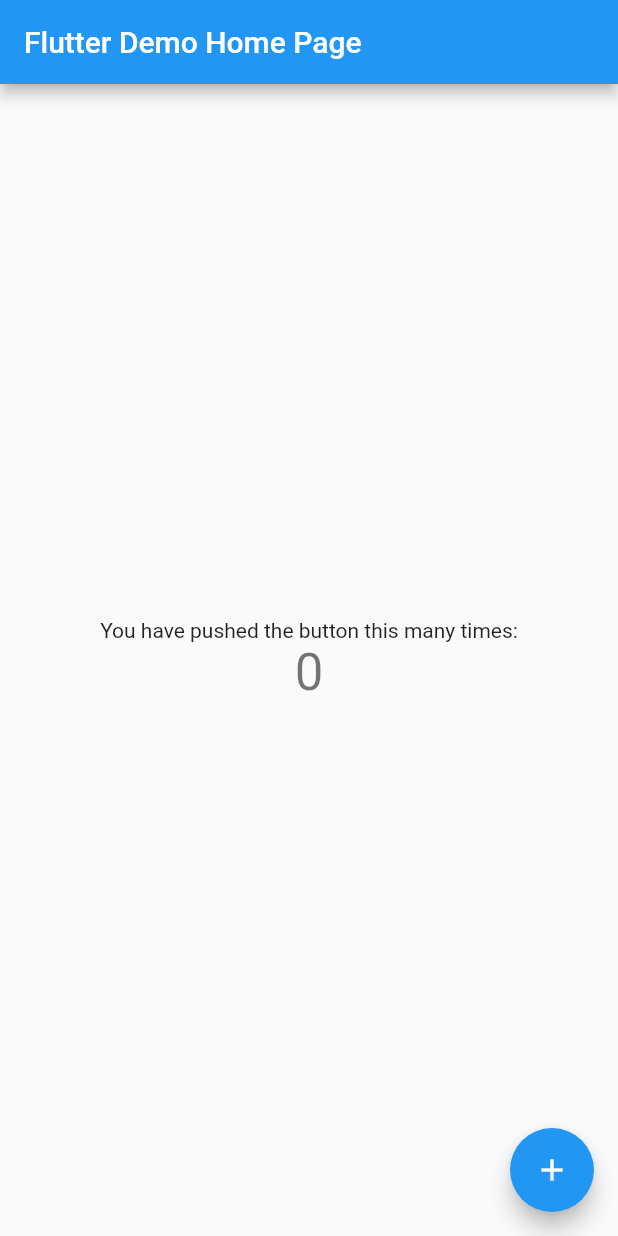
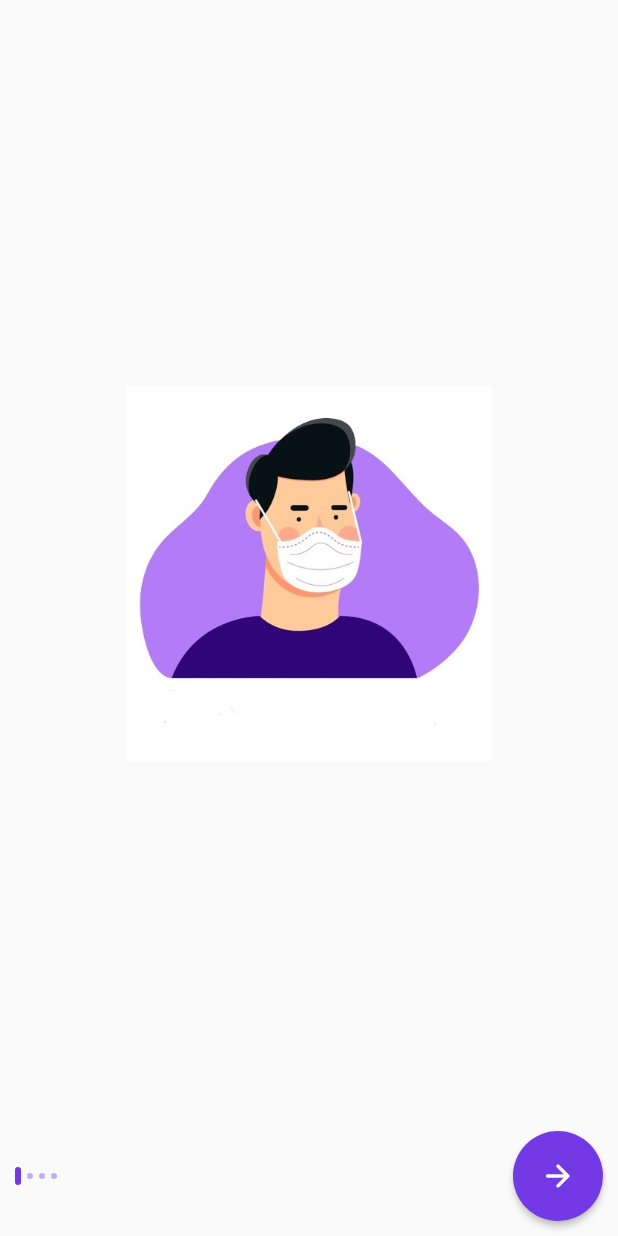
Before and after one commit to ariefbudiman26/selfscreening, a Flutter app: the screen it shows after launch, on a phone screen of 412 x 824 dp. Run offline on Flutter 3.47's test engine with Material 2 defaults, Android fonts, the phone set to English and light mode, and no system bars; our stand-ins replace google_fonts.

Commit message:
added splashscreen page and landing page

```diff
--- a/lib/main.dart
+++ b/lib/main.dart
@@ -1,4 +1,6 @@
 import 'package:flutter/material.dart';
+import 'package:selfscreening/ui/pages/landing_page.dart';
+import 'package:selfscreening/ui/pages/splash_page.dart';
 
 void main() {
   runApp(const MyApp());
@@ -7,100 +9,11 @@
 class MyApp extends StatelessWidget {
   const MyApp({Key? key}) : super(key: key);
 
-  // This widget is the root of your application.
   @override
   Widget build(BuildContext context) {
     return MaterialApp(
-      title: 'Arief Budiman',
-      theme: ThemeData(
-        primarySwatch: Colors.blue,
-      ),
-      home: const MyHomePage(title: 'Flutter Demo Home Page'),
+      debugShowCheckedModeBanner: false,
+      home: LandingPage(),
     );
   }
 }
-
-class MyHomePage extends StatefulWidget {
-  const MyHomePage({Key? key, required this.title}) : super(key: key);
-
-  // This widget is the home page of your application. It is stateful, meaning
-  // that it has a State object (defined below) that contains fields that affect
-  // how it looks.
-
-  // This class is the configuration for the state. It holds the values (in this
-  // case the title) provided by the parent (in this case the App widget) and
-  // used by the build method of the State. Fields in a Widget subclass are
-  // always marked "final".
-
-  final String title;
-
-  @override
-  State<MyHomePage> createState() => _MyHomePageState();
-}
-
-class _MyHomePageState extends State<MyHomePage> {
-  int _counter = 0;
-
-  void _incrementCounter() {
-    setState(() {
-      // This call to setState tells the Flutter framework that something has
-      // changed in this State, which causes it to rerun the build method below
-      // so that the display can reflect the updated values. If we changed
-      // _counter without calling setState(), then the build method would not be
-      // called again, and so nothing would appear to happen.
-      _counter++;
-    });
-  }
-
-  @override
-  Widget build(BuildContext context) {
-    // This method is rerun every time setState is called, for instance as done
-    // by the _incrementCounter method above.
-    //
-    // The Flutter framework has been optimized to make rerunning build methods
-    // fast, so that you can just rebuild anything that needs updating rather
-    // than having to individually change instances of widgets.
-    return Scaffold(
-      appBar: AppBar(
-        // Here we take the value from the MyHomePage object that was created by
-        // the App.build method, and use it to set our appbar title.
-        title: Text(widget.title),
-      ),
-      body: Center(
-        // Center is a layout widget. It takes a single child and positions it
-        // in the middle of the parent.
-        child: Column(
-          // Column is also a layout widget. It takes a list of children and
-          // arranges them vertically. By default, it sizes itself to fit its
-          // children horizontally, and tries to be as tall as its parent.
-          //
-          // Invoke "debug painting" (press "p" in the console, choose the
-          // "Toggle Debug Paint" action from the Flutter Inspector in Android
-          // Studio, or the "Toggle Debug Paint" command in Visual Studio Code)
-          // to see the wireframe for each widget.
-          //
-          // Column has various properties to control how it sizes itself and
-          // how it positions its children. Here we use mainAxisAlignment to
-          // center the children vertically; the main axis here is the vertical
-          // axis because Columns are vertical (the cross axis would be
-          // horizontal).
-          mainAxisAlignment: MainAxisAlignment.center,
-          children: <Widget>[
-            const Text(
-              'You have pushed the button this many times:',
-            ),
-            Text(
-              '$_counter',
-              style: Theme.of(context).textTheme.headline4,
-            ),
-          ],
-        ),
-      ),
-      floatingActionButton: FloatingActionButton(
-        onPressed: _incrementCounter,
-        tooltip: 'Increment',
-        child: const Icon(Icons.add),
-      ), // This trailing comma makes auto-formatting nicer for build methods.
-    );
-  }
-}
--- a/lib/themes.dart
+++ b/lib/themes.dart
@@ -5,6 +5,7 @@
 double defaultRadius = 10.0;
 
 Color backgroundColor = Color(0xff0F0F10);
+Color splashColor = Color(0xffe0f5fa);
 Color orangeColor = Colors.orange;
 Color purpleButtonColor = Color(0xff7339E5);
 Color purpletTextColor = Color(0xff804CEF);
@@ -16,3 +17,11 @@
 TextStyle purpleTextStyle = GoogleFonts.inter(color: purpletTextColor);
 TextStyle whiteTextStyle = GoogleFonts.inter(color: whiteTextColor);
 TextStyle greyTextStyle = GoogleFonts.inter(color: greyTextColor);
+
+FontWeight light = FontWeight.w300;
+FontWeight regular = FontWeight.w400;
+FontWeight medium = FontWeight.w500;
+FontWeight semiBold = FontWeight.w600;
+FontWeight bold = FontWeight.w700;
+FontWeight extraBold = FontWeight.w800;
+FontWeight black = FontWeight.w900;
--- /dev/null
+++ b/lib/ui/pages/landing_page.dart
@@ -0,0 +1,139 @@
+import 'package:flutter/material.dart';
+import 'package:selfscreening/themes.dart';
+
+class LandingPage extends StatefulWidget {
+  const LandingPage({Key? key}) : super(key: key);
+
+  @override
+  State<LandingPage> createState() => _LandingPageState();
+}
+
+class _LandingPageState extends State<LandingPage> {
+  late PageController _pageController;
+  int _pageIndex = 0;
+
+  @override
+  void initState() {
+    _pageController = PageController(initialPage: 0);
+    super.initState();
+  }
+
+  @override
+  void dispose() {
+    _pageController.dispose();
+    super.dispose();
+  }
+
+  @override
+  Widget build(BuildContext context) {
+    return Scaffold(
+      body: SafeArea(
+        child: Padding(
+          padding: const EdgeInsets.all(10.0),
+          child: Column(
+            children: [
+              Expanded(
+                child: PageView.builder(
+                  itemCount: data.length,
+                  controller: _pageController,
+                  onPageChanged: (index) {
+                    setState(() {
+                      _pageIndex = index;
+                    });
+                  },
+                  itemBuilder: (context, index) => LandingPageContent(
+                    image: data[index].image,
+                  ),
+                ),
+              ),
+              Row(
+                children: [
+                  ...List.generate(
+                      data.length,
+                      (index) => Padding(
+                            padding: const EdgeInsets.only(right: 4),
+                            child: Indicator(
+                              isActive: index == _pageIndex,
+                            ),
+                          )),
+                  const Spacer(),
+                  SizedBox(
+                    width: 60,
+                    height: 60,
+                    child: ElevatedButton(
+                      onPressed: () {
+                        _pageController.nextPage(
+                            duration: const Duration(milliseconds: 300),
+                            curve: Curves.ease);
+                      },
+                      style: ElevatedButton.styleFrom(
+                          shape: CircleBorder(), primary: purpleButtonColor),
+                      child: const Icon(Icons.arrow_forward_rounded),
+                    ),
+                  ),
+                ],
+              ),
+            ],
+          ),
+        ),
+      ),
+    );
+  }
+}
+
+class Indicator extends StatelessWidget {
+  const Indicator({
+    Key? key,
+    this.isActive = false,
+  }) : super(key: key);
+
+  final bool isActive;
+
+  @override
+  Widget build(BuildContext context) {
+    return AnimatedContainer(
+      duration: const Duration(microseconds: 300),
+      height: isActive ? 12 : 4,
+      width: 4,
+      decoration: BoxDecoration(
+        color:
+            isActive ? purpleButtonColor : purpleButtonColor.withOpacity(0.4),
+        borderRadius: const BorderRadius.all(
+          Radius.circular(12),
+        ),
+      ),
+    );
+  }
+}
+
+class LandingImage {
+  final String image;
+
+  LandingImage({required this.image});
+}
+
+final List<LandingImage> data = [
+  LandingImage(image: "assets/images/use_facemask.jpg"),
+  LandingImage(image: "assets/images/wash_hands.jpg"),
+  LandingImage(image: "assets/images/keep_distance.jpg"),
+  LandingImage(image: "assets/images/clean_surfaces.jpg"),
+];
+
+class LandingPageContent extends StatelessWidget {
+  const LandingPageContent({Key? key, required this.image}) : super(key: key);
+  final String image;
+  @override
+  Widget build(BuildContext context) {
+    return Column(
+      mainAxisAlignment: MainAxisAlignment.center,
+      children: [
+        Center(
+          child: Image.asset(
+            image,
+            height: 250,
+          ),
+        )
+      ],
+    );
+  }
+}
--- a/lib/ui/pages/splash_page.dart
+++ b/lib/ui/pages/splash_page.dart
@@ -1,2 +1,34 @@
 import 'package:flutter/material.dart';
 import 'package:selfscreening/themes.dart';
+
+class SplashPage extends StatelessWidget {
+  const SplashPage({Key? key}) : super(key: key);
+
+  @override
+  Widget build(BuildContext context) {
+    return Scaffold(
+      backgroundColor: splashColor,
+      body: Center(
+          child: Column(
+        mainAxisAlignment: MainAxisAlignment.center,
+        children: [
+          Container(
+            width: 100,
+            height: 100,
+            margin: EdgeInsets.only(bottom: 50),
+            decoration: BoxDecoration(
+              image: DecorationImage(
+                image: AssetImage('assets/images/check.jpg'),
+              ),
+            ),
+          ),
+          // Text(
+          //   'SELF SCREENING',
+          //   style: whiteTextStyle.copyWith(
+          //       fontSize: 16, fontWeight: medium, letterSpacing: 12),
+          // ),
+        ],
+      )),
+    );
+  }
+}
--- a/pubspec.yaml
+++ b/pubspec.yaml
@@ -59,8 +59,8 @@
   uses-material-design: true
 
   # To add assets to your application, add an assets section, like this:
-  # assets:
-  #   - images/a_dot_burr.jpeg
+  assets:
+    - assets/images/
   #   - images/a_dot_ham.jpeg
 
   # An image asset can refer to one or more resolution-specific "variants", see
```
Also changed, not shown: assets/images/clean_surfaces.jpg, assets/images/keep_distance.jpg, assets/images/use_facemask.jpg, assets/images/wash_hands.jpg.
